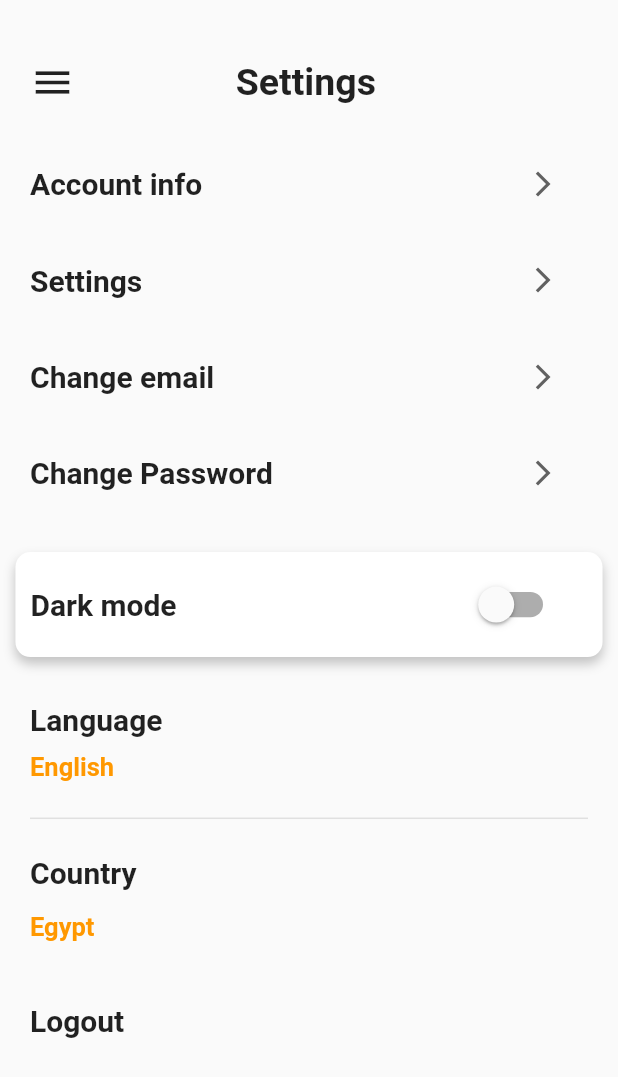
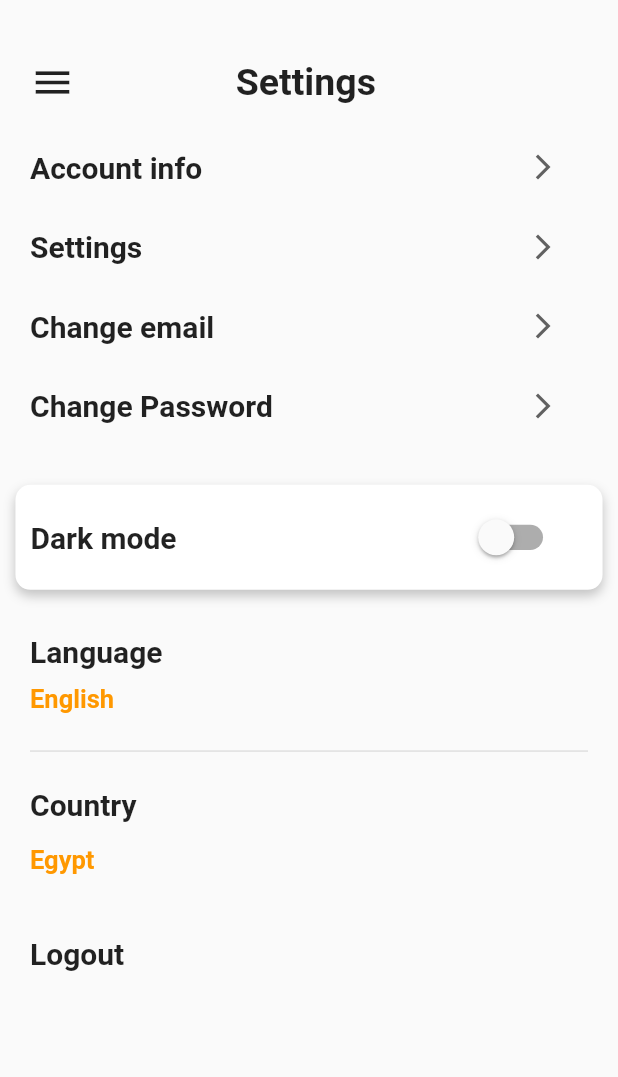
Before and after one commit to Tolbaax/delivery, a Flutter app: the SettingsScreen screen opened directly, on a phone screen of 412 x 824 dp. Shown: the top 1077 px of the screen. Run offline on Flutter 3.47's test engine with Material 2 defaults, Android fonts, the phone set to English and light mode, and no system bars; our stand-ins replace easy_localization; network calls fail.

Commit message:
Delivery App UI

```diff
--- a/lib/view/screens/settings_screen.dart
+++ b/lib/view/screens/settings_screen.dart
@@ -7,7 +7,6 @@ import 'package:provider/provider.dart';
 
 class SettingsScreen extends StatefulWidget {
   const SettingsScreen({Key? key}) : super(key: key);
-
   @override
   State<SettingsScreen> createState() => _SettingsScreenState();
 }
@@ -38,10 +37,9 @@ class _SettingsScreenState extends State<SettingsScreen> {
                       ),
                     ],
                   ),
-                  SizedBox(
-                    height: MediaQuery.of(context).size.height*0.05,
-                  ),
-                  Row(
+                  Padding(
+                    padding: const EdgeInsetsDirectional.only(top: 30,bottom: 30),
+                    child: Row(
                       children: [
                         Text(
                           LocaleKeys.account_info.tr(),
@@ -55,8 +53,6 @@ class _SettingsScreenState extends State<SettingsScreen> {
                         ),
                       ],
                     ),
-                  SizedBox(
-                    height: MediaQuery.of(context).size.height*0.05,
                   ),
                   Row(
                     children: [
@@ -72,10 +68,9 @@ class _SettingsScreenState extends State<SettingsScreen> {
                       ),
                     ],
                   ),
-                  SizedBox(
-                    height: MediaQuery.of(context).size.height*0.05,
-                  ),
-                  Row(
+                  Padding(
+                    padding: const EdgeInsetsDirectional.only(top: 30,bottom: 30),
+                    child: Row(
                       children: [
                         Text(
                           LocaleKeys.change_email.tr(),
@@ -89,8 +84,6 @@ class _SettingsScreenState extends State<SettingsScreen> {
                         ),
                       ],
                     ),
-                  SizedBox(
-                    height: MediaQuery.of(context).size.height*0.05,
                   ),
                   Row(
                     children: [
```
Lines whose indentation alone changed are shown as unchanged.
